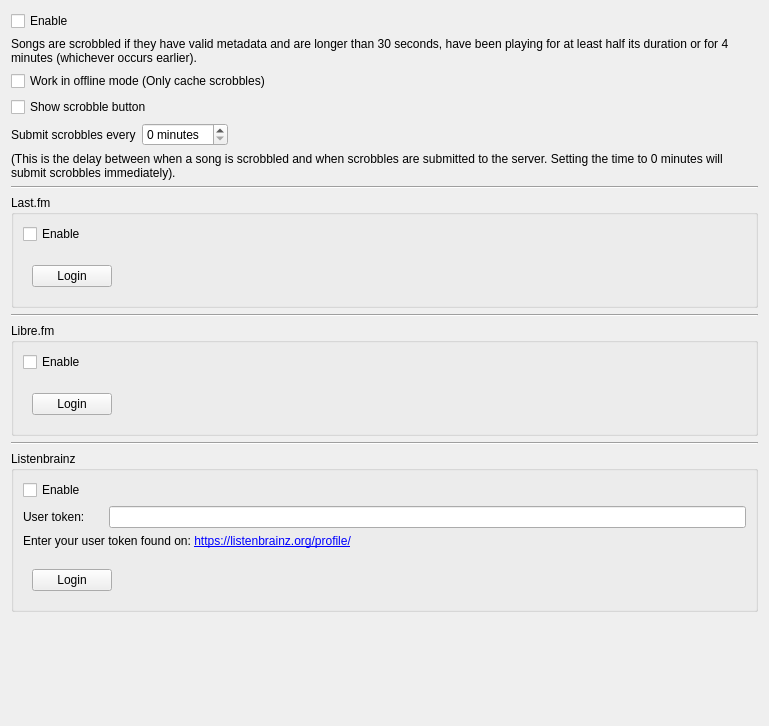
The window that src/settings/scrobblersettingspage.ui (strawberrymusicplayer/strawberry) describes before a commit, drawn with Qt 5.
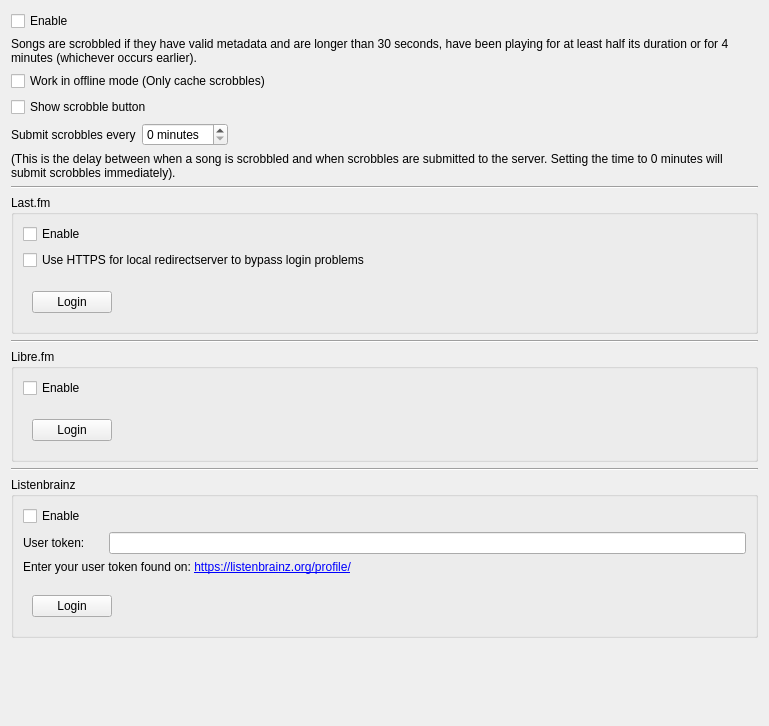
The same window after the commit. Custom widgets are drawn as their Qt base class.

Commit message: Add https support to localredirectserver

What changed in the file:
```diff
--- a/src/settings/scrobblersettingspage.ui
+++ b/src/settings/scrobblersettingspage.ui
@@ -115,6 +115,13 @@
         </property>
        </widget>
       </item>
+      <item>
+       <widget class="QCheckBox" name="checkbox_lastfm_https">
+        <property name="text">
+         <string>Use HTTPS for local redirectserver to bypass login problems</string>
+        </property>
+       </widget>
+      </item>
       <item>
        <widget class="LoginStateWidget" name="widget_lastfm_login_state" native="true"/>
       </item>
```
The commit also changes 11 other files.
